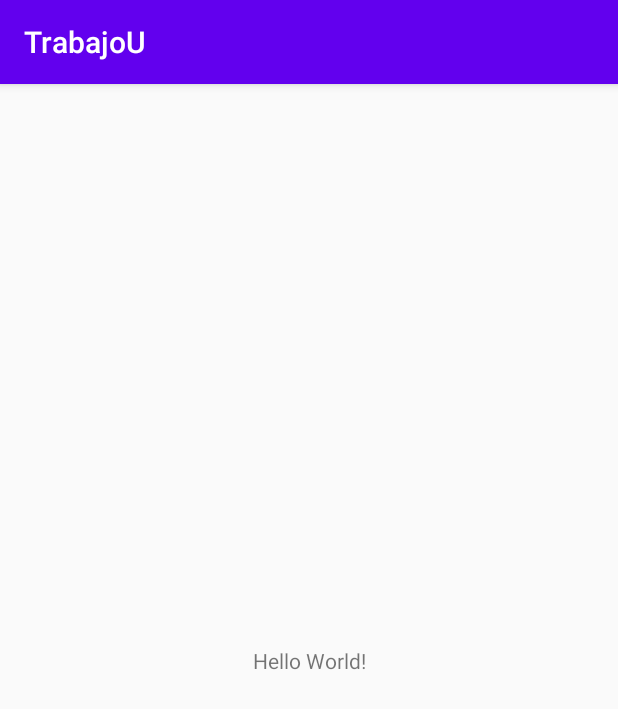
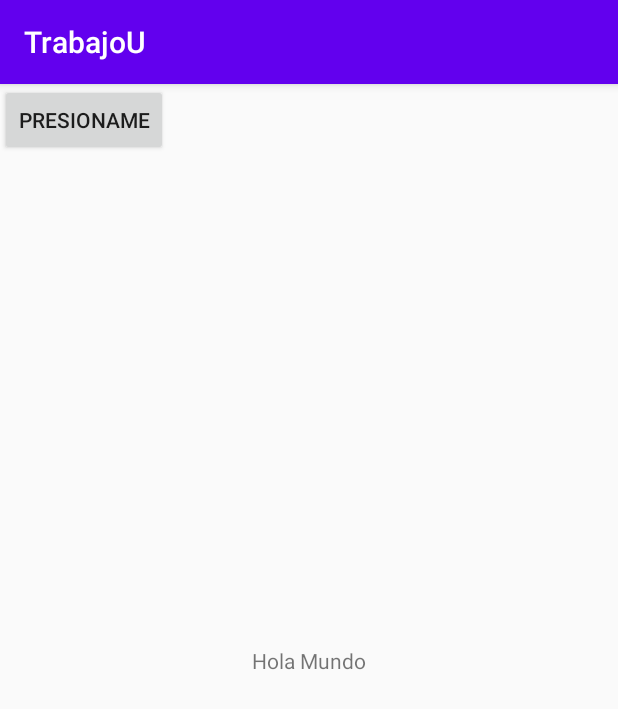
Before and after one commit to Jasongold7/Android-JasonGoldschmidt, an Android app: the screen it shows after launch (MainActivity), on a phone screen of 412 x 824 dp. Shown: the top 709 px of the screen. Run offline under Robolectric (Android 15) with nearby library versions, the phone set to English and light mode, and no system bars.

Commit message:
mi primer commit

```diff
--- a/app/src/main/res/layout/activity_main.xml
+++ b/app/src/main/res/layout/activity_main.xml
@@ -9,10 +9,25 @@
     <TextView
         android:layout_width="wrap_content"
         android:layout_height="wrap_content"
-        android:text="Hello World!"
+        android:text="Hola Mundo"
         app:layout_constraintBottom_toBottomOf="parent"
         app:layout_constraintLeft_toLeftOf="parent"
         app:layout_constraintRight_toRightOf="parent"
         app:layout_constraintTop_toTopOf="parent" />
 
+    <LinearLayout
+        android:layout_width="408dp"
+        android:layout_height="307dp"
+        android:orientation="vertical"
+        tools:layout_editor_absoluteX="1dp"
+        tools:layout_editor_absoluteY="1dp"></LinearLayout>
+
+    <Button
+        android:id="@+id/button"
+        android:layout_width="wrap_content"
+        android:layout_height="wrap_content"
+        android:text="Presioname"
+        tools:layout_editor_absoluteX="156dp"
+        tools:layout_editor_absoluteY="480dp" />
+
 </androidx.constraintlayout.widget.ConstraintLayout>
```
